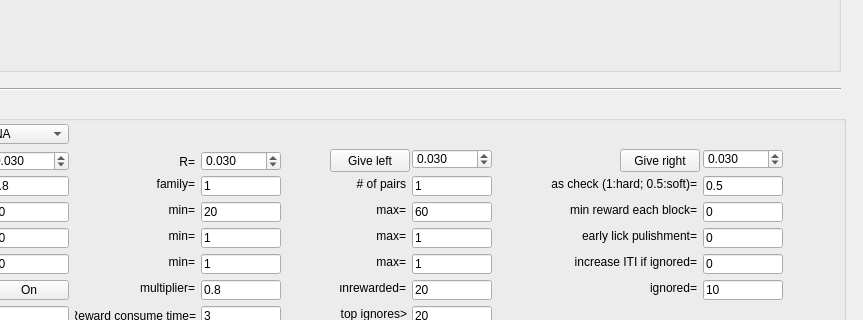
Before: the Qt Designer form src/foraging_gui/ForagingGUI.ui in AllenNeuralDynamics/dynamic-foraging-task, drawn with Qt 5; both pictures show x 190 to 1053 and y 407 to 727 of the 1196 by 938 pixel window.
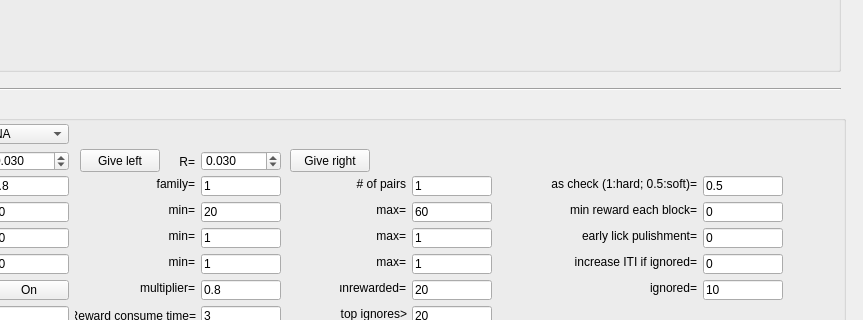
After: the same form once the commit is applied. Icons and pictures are not drawn.

Commit message: Add water manually

Patch:
```diff
--- a/src/foraging_gui/ForagingGUI.ui
+++ b/src/foraging_gui/ForagingGUI.ui
@@ -1188,7 +1188,7 @@
     <widget class="QPushButton" name="GiveLeft">
      <property name="geometry">
       <rect>
-       <x>510</x>
+       <x>260</x>
        <y>48</y>
        <width>80</width>
        <height>23</height>
@@ -1204,7 +1204,7 @@
     <widget class="QPushButton" name="GiveRight">
      <property name="geometry">
       <rect>
-       <x>800</x>
+       <x>470</x>
        <y>48</y>
        <width>80</width>
        <height>23</height>
@@ -1271,44 +1271,6 @@
       <double>0.030000000000000</double>
      </property>
     </widget>
-    <widget class="QDoubleSpinBox" name="GiveWaterL">
-     <property name="geometry">
-      <rect>
-       <x>592</x>
-       <y>48</y>
-       <width>80</width>
-       <height>20</height>
-      </rect>
-     </property>
-     <property name="decimals">
-      <number>3</number>
-     </property>
-     <property name="singleStep">
-      <double>0.005000000000000</double>
-     </property>
-     <property name="value">
-      <double>0.030000000000000</double>
-     </property>
-    </widget>
-    <widget class="QDoubleSpinBox" name="GiveWaterR">
-     <property name="geometry">
-      <rect>
-       <x>883</x>
-       <y>48</y>
-       <width>80</width>
-       <height>20</height>
-      </rect>
-     </property>
-     <property name="decimals">
-      <number>3</number>
-     </property>
-     <property name="singleStep">
-      <double>0.005000000000000</double>
-     </property>
-     <property name="value">
-      <double>0.030000000000000</double>
-     </property>
-    </widget>
     <widget class="QLabel" name="label_56">
      <property name="geometry">
       <rect>
```
The commit also changes 5 other files.
